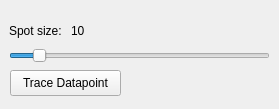
This is mesmerize/plotting/widgets/beeswarms/beeswarm_plot_controls.ui in kushalkolar/MESmerize as Qt 5 draws it before an edit. The edited form follows.
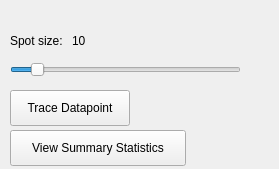
This is the edited form.

Commit message: added summary stats to beeswarm plot

Diff of the .ui file:
```diff
--- a/mesmerize/plotting/widgets/beeswarms/beeswarm_plot_controls.ui
+++ b/mesmerize/plotting/widgets/beeswarms/beeswarm_plot_controls.ui
@@ -7,7 +7,7 @@
     <x>0</x>
     <y>0</y>
     <width>279</width>
-    <height>109</height>
+    <height>169</height>
    </rect>
   </property>
   <property name="windowTitle">
@@ -16,10 +16,10 @@
   <widget class="QSlider" name="horizontalSliderSpotSize">
    <property name="geometry">
     <rect>
-     <x>9</x>
-     <y>48</y>
-     <width>261</width>
-     <height>16</height>
+     <x>10</x>
+     <y>60</y>
+     <width>231</width>
+     <height>20</height>
     </rect>
    </property>
    <property name="minimum">
@@ -32,12 +32,38 @@
     <enum>Qt::Horizontal</enum>
    </property>
   </widget>
-  <widget class="QWidget" name="layoutWidget_2">
+  <widget class="QPushButton" name="btnTraceDatapoint">
    <property name="geometry">
     <rect>
-     <x>9</x>
-     <y>20</y>
-     <width>261</width>
+     <x>10</x>
+     <y>90</y>
+     <width>120</width>
+     <height>36</height>
+    </rect>
+   </property>
+   <property name="text">
+    <string>Trace Datapoint</string>
+   </property>
+  </widget>
+  <widget class="QPushButton" name="pushButtonSummaryStats">
+   <property name="geometry">
+    <rect>
+     <x>10</x>
+     <y>130</y>
+     <width>176</width>
+     <height>36</height>
+    </rect>
+   </property>
+   <property name="text">
+    <string>View Summary Statistics</string>
+   </property>
+  </widget>
+  <widget class="QWidget" name="layoutWidget">
+   <property name="geometry">
+    <rect>
+     <x>10</x>
+     <y>30</y>
+     <width>136</width>
      <height>22</height>
     </rect>
    </property>
@@ -71,19 +97,6 @@
     </item>
    </layout>
   </widget>
-  <widget class="QPushButton" name="btnTraceDatapoint">
-   <property name="geometry">
-    <rect>
-     <x>10</x>
-     <y>70</y>
-     <width>111</width>
-     <height>26</height>
-    </rect>
-   </property>
-   <property name="text">
-    <string>Trace Datapoint</string>
-   </property>
-  </widget>
  </widget>
  <resources/>
  <connections>
```
The commit also changes 2 other files.
